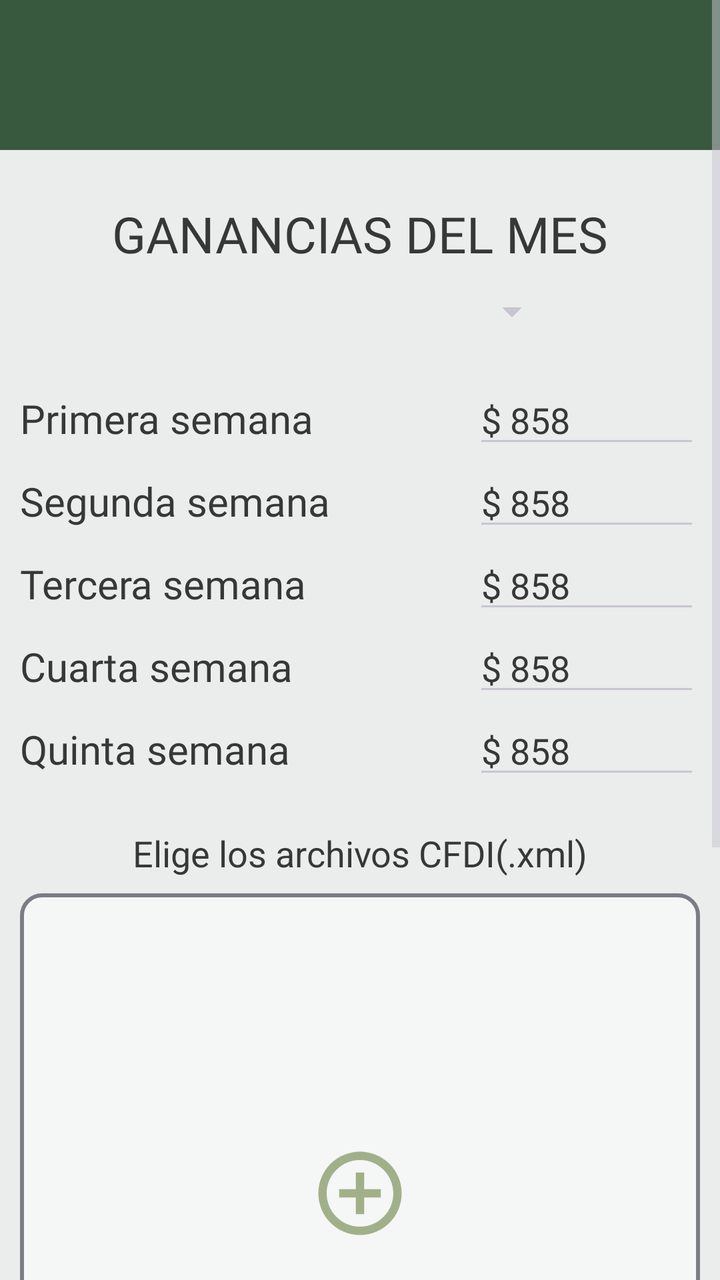
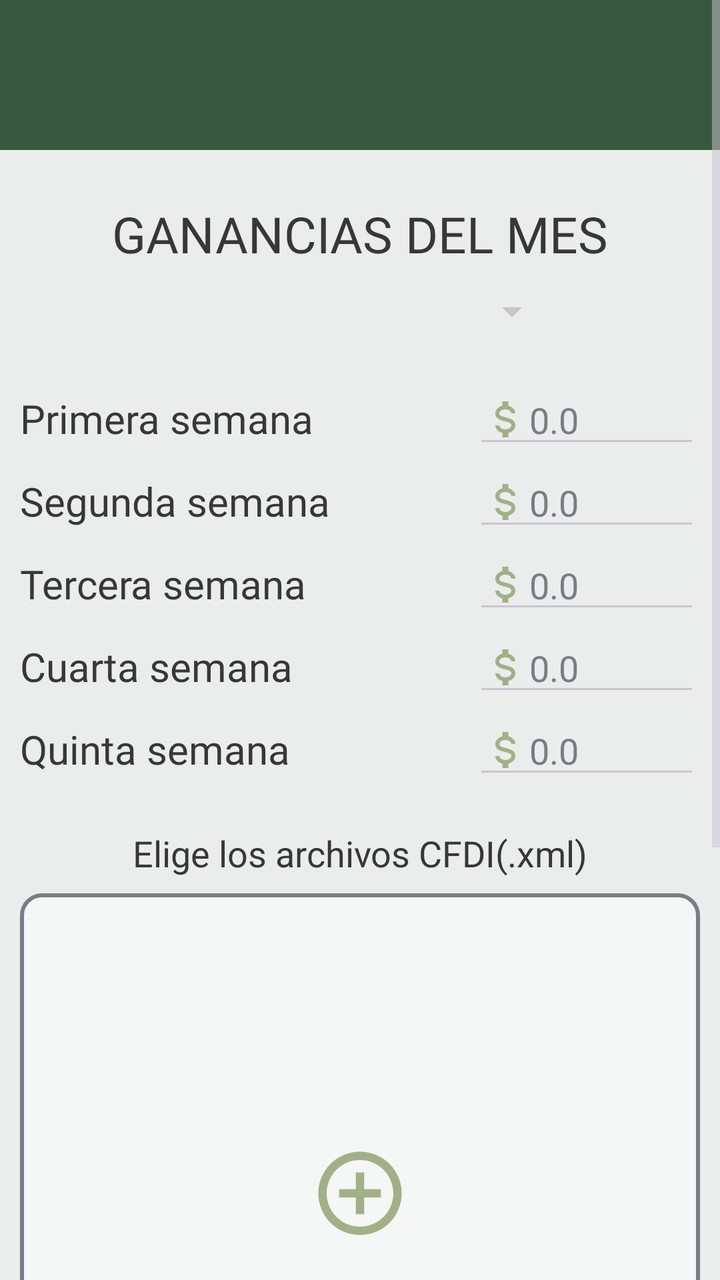

Two renders of the same Android screen: before a commit and after it. Below are the layout's source before the change and the commit's diff.
<!-- AndroidManifest.xml: application theme Theme.DeclarApp -->
<!-- res/layout/activity_calculate.xml -->
<?xml version="1.0" encoding="utf-8"?>
<ScrollView xmlns:android="http://schemas.android.com/apk/res/android"
    xmlns:app="http://schemas.android.com/apk/res-auto"
    xmlns:tools="http://schemas.android.com/tools"
    style="@style/menu_bg"
    tools:context=".CalculateActivity">
    <androidx.constraintlayout.widget.ConstraintLayout
        android:id="@+id/main"
        android:layout_width="match_parent"
        android:layout_height="match_parent">
        <androidx.appcompat.widget.Toolbar
            android:id="@+id/toolbar_calculate"
            android:layout_width="match_parent"
            android:layout_height="75dp"
            style="@style/toolbar_bg"
            app:layout_constraintTop_toTopOf="parent"
            app:layout_constraintEnd_toEndOf="parent"
            app:layout_constraintStart_toStartOf="parent"/>
        <androidx.constraintlayout.widget.ConstraintLayout
            android:layout_width="match_parent"
            android:layout_height="match_parent"
            android:paddingHorizontal="10dp"
            app:layout_constraintLeft_toLeftOf="parent"
            app:layout_constraintRight_toRightOf="parent"
            app:layout_constraintBottom_toBottomOf="parent"
            app:layout_constraintTop_toTopOf="parent">
            <TextView
                android:id="@+id/calculate_activity_title"
                android:layout_width="wrap_content"
                android:layout_height="wrap_content"
                android:text="@string/calculate_activity_title"
                style="@style/text_title"
                android:layout_marginTop="100dp"
                app:layout_constraintLeft_toLeftOf="parent"
                app:layout_constraintRight_toRightOf="parent"
                app:layout_constraintBottom_toTopOf="@+id/calculate_activity_spinner_weekends"
                app:layout_constraintTop_toTopOf="parent"/>
            <Spinner
                android:id="@+id/calculate_activity_spinner_weekends"
                android:layout_width="200dp"
                android:layout_height="wrap_content"
                android:layout_marginBottom="20dp"
                android:textAlignment="center"
                android:layout_marginTop="10dp"
                app:layout_constraintLeft_toLeftOf="parent"
                app:layout_constraintRight_toRightOf="parent"
                app:layout_constraintTop_toBottomOf="@+id/calculate_activity_title"
                app:layout_constraintBottom_toTopOf="@+id/calculate_activity_ly_wekends"/>
            <LinearLayout
                android:id="@+id/calculate_activity_ly_wekends"
                android:orientation="vertical"
                android:layout_width="match_parent"
                android:layout_height="wrap_content"
                android:layout_marginBottom="10dp"
                app:layout_constraintLeft_toLeftOf="parent"
                app:layout_constraintRight_toRightOf="parent"
                app:layout_constraintTop_toBottomOf="@+id/calculate_activity_spinner_weekends"
                app:layout_constraintBottom_toTopOf="@+id/calculate_activity_textarea_tile">
                    <LinearLayout
                        android:id="@+id/calculate_activity_ly_first_week"
                        android:orientation="horizontal"
                        android:layout_width="match_parent"
                        android:layout_height="wrap_content">
                            <TextView
                                android:id="@+id/calculate_activity_tv_first_week"
                                android:layout_width="100dp"
                                android:layout_height="wrap_content"
                                android:text="@string/calculate_activity_first_week"
                                style="@style/text_style"
                                android:textSize="20sp"
                                android:layout_weight="2"/>
                            <EditText
                                android:id="@+id/calculate_activity_et_first_week"
                                android:layout_width="50dp"
                                android:layout_height="wrap_content"
                                android:text="$ 858"
                                style="@style/text_style"
                                android:layout_weight="1"/>
                    </LinearLayout>
                    <LinearLayout
                        android:id="@+id/calculate_activity_ly_second_week"
                        android:orientation="horizontal"
                        android:layout_width="match_parent"
                        android:layout_height="wrap_content">
                            <TextView
                                android:id="@+id/calculate_activity_tv_second_week"
                                android:layout_width="100dp"
                                android:layout_height="wrap_content"
                                android:text="@string/calculate_activity_second_week"
                                style="@style/text_style"
                                android:textSize="20sp"
                                android:layout_weight="2"/>
                            <EditText
                                android:id="@+id/calculate_activity_et_second_week"
                                android:layout_width="50dp"
                                android:layout_height="wrap_content"
                                android:text="$ 858"
                                style="@style/text_style"
                                android:layout_weight="1"/>
                    </LinearLayout>
                    <LinearLayout
                        android:id="@+id/calculate_activity_ly_third_week"
                        android:orientation="horizontal"
                        android:layout_width="match_parent"
                        android:layout_height="wrap_content">
                            <TextView
                                android:id="@+id/calculate_activity_tv_third_week"
                                android:layout_width="100dp"
                                android:layout_height="wrap_content"
                                android:text="@string/calculate_activity_third_week"
                                style="@style/text_style"
                                android:textSize="20sp"
                                android:layout_weight="2"/>
                            <EditText
                                android:id="@+id/calculate_activity_et_third_week"
                                android:layout_width="50dp"
                                android:layout_height="wrap_content"
                                android:text="$ 858"
                                style="@style/text_style"
                                android:layout_weight="1"/>
                    </LinearLayout>
                    <LinearLayout
                        android:id="@+id/calculate_activity_ly_fourth_week"
                        android:orientation="horizontal"
                        android:layout_width="match_parent"
                        android:layout_height="wrap_content">
                        <TextView
                                android:id="@+id/calculate_activity_tv_fourth_week"
                                android:layout_width="100dp"
                                android:layout_height="wrap_content"
                                android:text="@string/calculate_activity_fourth_week"
                                style="@style/text_style"
                                android:textSize="20sp"
                                android:layout_weight="2"/>
                        <EditText
                                android:id="@+id/calculate_activity_et_fourth_week"
                                android:layout_width="50dp"
                                android:layout_height="wrap_content"
                                android:text="$ 858"
                                style="@style/text_style"
                                android:layout_weight="1"/>
                    </LinearLayout>
                    <LinearLayout
                        android:id="@+id/calculate_activity_ly_fifth_week"
                        android:orientation="horizontal"
                        android:layout_width="match_parent"
                        android:layout_height="wrap_content">
                        <TextView
                            android:id="@+id/calculate_activity_tv_fifth_week"
                            android:layout_width="100dp"
                            android:layout_height="wrap_content"
                            android:text="@string/calculate_activity_fifth_week"
                            style="@style/text_style"
                            android:textSize="20sp"
                            android:layout_weight="2"/>
                        <EditText
                            android:id="@+id/calculate_activity_et_fifth_week"
                            android:layout_width="50dp"
                            android:layout_height="wrap_content"
                            android:text="$ 858"
                            style="@style/text_style"
                            android:layout_weight="1"/>
                    </LinearLayout>

            </LinearLayout>
            <TextView
                android:id="@+id/calculate_activity_textarea_tile"
                android:layout_width="match_parent"
                android:layout_height="wrap_content"
                android:text="@string/calculate_activity_upload_file_title"
                style="@style/upload_title"
                android:layout_marginTop="10dp"
                app:layout_constraintLeft_toLeftOf="parent"
                app:layout_constraintRight_toRightOf="parent"
                app:layout_constraintTop_toBottomOf="@+id/calculate_activity_ly_wekends"
                app:layout_constraintBottom_toTopOf="@+id/calculate_activity_rl_upload_file"/>

            <RelativeLayout
                android:id="@+id/calculate_activity_rl_upload_file"
                android:layout_width="match_parent"
                android:layout_height="wrap_content"
                android:gravity="center"
                android:layout_marginTop="8dp"
                app:layout_constraintLeft_toLeftOf="parent"
                app:layout_constraintRight_toRightOf="parent"
                app:layout_constraintTop_toBottomOf="@+id/calculate_activity_textarea_tile">

                <View
                    android:id="@+id/calculate_activity_view_textarea"
                    android:layout_width="match_parent"
                    android:layout_height="300dp"
                    android:background="@drawable/textarea_bg" />

                <ImageView
                    android:id="@+id/calculate_activity_iv_upload_file"
                    android:layout_width="50dp"
                    android:layout_height="50dp"
                    android:src="@drawable/plus_circle_outline"
                    android:layout_centerVertical="true"
                    android:layout_centerHorizontal="true"/>
            </RelativeLayout>

            <TextView
                android:id="@+id/calculate_activity_total_text"
                android:layout_width="match_parent"
                android:layout_height="wrap_content"
                android:text="@string/calculate_activity_total_text"
                style="@style/text_style"
                android:textSize="15sp"
                android:textAlignment="center"
                android:layout_marginTop="20dp"
                app:layout_constraintLeft_toLeftOf="parent"
                app:layout_constraintRight_toRightOf="parent"
                app:layout_constraintTop_toBottomOf="@+id/calculate_activity_rl_upload_file"/>
            <androidx.appcompat.widget.AppCompatButton
                android:id="@+id/calculate_activity_btn_calculate"
                android:layout_width="250dp"
                android:layout_height="60dp"
                style="@style/button_bg"
                android:text="@string/calculate_activity_btn_calculate_text"
                android:layout_marginTop="20dp"
                android:layout_marginBottom="100dp"
                app:layout_constraintLeft_toLeftOf="parent"
                app:layout_constraintRight_toRightOf="parent"
                app:layout_constraintTop_toBottomOf="@+id/calculate_activity_total_text"
                app:layout_constraintBottom_toBottomOf="parent"/>
        </androidx.constraintlayout.widget.ConstraintLayout>
    </androidx.constraintlayout.widget.ConstraintLayout>
</ScrollView>
<!-- resources referenced by this layout -->
<resources>
  <!-- drawable plus_circle_outline (drawable) -->
  <vector
      xmlns:android="http://schemas.android.com/apk/res/android"
      android:height="24dp"
      android:width="24dp"
      android:viewportWidth="24"
      android:viewportHeight="24"><path android:fillColor="@color/icon_color" android:pathData="M12,20C7.59,20 4,16.41 4,12C4,7.59 7.59,4 12,4C16.41,4 20,7.59 20,12C20,16.41 16.41,20 12,20M12,2A10,10 0 0,0 2,12A10,10 0 0,0 12,22A10,10 0 0,0 22,12A10,10 0 0,0 12,2M13,7H11V11H7V13H11V17H13V13H17V11H13V7Z" /></vector>
  <!-- drawable textarea_bg (drawable) -->
  <?xml version="1.0" encoding="utf-8"?>
  <shape xmlns:android="http://schemas.android.com/apk/res/android">
      <corners android:radius="10dp"/>
      <solid android:color="@color/textarea_color"/>
      <stroke android:color="@color/gray" android:width="2dp"/>
  </shape>
  <string name="calculate_activity_btn_calculate_text">Calcular</string>
  <string name="calculate_activity_fifth_week">Quinta semana</string>
  <string name="calculate_activity_first_week">Primera semana</string>
  <string name="calculate_activity_fourth_week">Cuarta semana</string>
  <string name="calculate_activity_second_week">Segunda semana</string>
  <string name="calculate_activity_third_week">Tercera semana</string>
  <string name="calculate_activity_title">GANANCIAS DEL MES</string>
  <string name="calculate_activity_total_text">Total efectivo:</string>
  <string name="calculate_activity_upload_file_title">Elige los archivos CFDI(.xml)</string>
  <style name="button_bg">
          <item name="android:backgroundTint">@color/light_green</item>
      </style>
  <style name="menu_bg">
          <item name="android:background">@color/dark_white</item>
          <item name="android:layout_width">match_parent</item>
          <item name="android:layout_height">match_parent</item>
      </style>
  <style name="text_style" parent="text_font">
          <item name="android:textColor">@color/light_dark</item>
      </style>
  <style name="text_title" parent="text_font">
          <item name="android:textSize">25sp</item>
          <item name="android:textColor">@color/light_dark</item>
      </style>
  <style name="toolbar_bg">
          <item name="android:background">@color/dark_green</item>
      </style>
  <style name="upload_title">
          <item name="android:textSize">18sp</item>
          <item name="android:textColor">@color/light_dark</item>
          <item name="android:textAlignment">center</item>
      </style>
  <style name="Theme.DeclarApp" parent="Base.Theme.DeclarApp" />
  <color name="icon_color">@color/green</color>
  <color name="textarea_color">@color/light_white</color>
  <color name="gray">#ff797e85</color>
  <color name="light_green">#ff8fab42</color>
  <color name="dark_white">#ffeaedeb</color>
  <style name="text_font">
          <item name="android:fontFamily">@font/opensans_regular</item>
      </style>
  <color name="light_dark">#ff383738</color>
  <color name="dark_green">#ff39593f</color>
  <style name="Base.Theme.DeclarApp" parent="Theme.Material3.Dark.NoActionBar">
          
          
      </style>
  <color name="green">#ffa2b089</color>
  <color name="light_white">#fff4f7f5</color>
</resources>

<!-- the commit's change to res/layout/activity_calculate.xml (unified diff, before → after) -->
@@ -73,7 +73,11 @@
                                 android:id="@+id/calculate_activity_et_first_week"
                                 android:layout_width="50dp"
                                 android:layout_height="wrap_content"
-                                android:text="$ 858"
+                                android:hint="0.0"
+                                android:textColorHint="@color/gray"
+                                android:inputType="numberDecimal"
+                                android:maxLength="8"
+                                android:drawableLeft="@drawable/money_sing"
                                 style="@style/text_style"
                                 android:layout_weight="1"/>
                     </LinearLayout>
@@ -94,7 +98,11 @@
                                 android:id="@+id/calculate_activity_et_second_week"
                                 android:layout_width="50dp"
                                 android:layout_height="wrap_content"
-                                android:text="$ 858"
+                                android:hint="0.0"
+                                android:textColorHint="@color/gray"
+                                android:inputType="numberDecimal"
+                                android:maxLength="8"
+                                android:drawableLeft="@drawable/money_sing"
                                 style="@style/text_style"
                                 android:layout_weight="1"/>
                     </LinearLayout>
@@ -115,7 +123,11 @@
                                 android:id="@+id/calculate_activity_et_third_week"
                                 android:layout_width="50dp"
                                 android:layout_height="wrap_content"
-                                android:text="$ 858"
+                                android:hint="0.0"
+                                android:textColorHint="@color/gray"
+                                android:inputType="numberDecimal"
+                                android:maxLength="8"
+                                android:drawableLeft="@drawable/money_sing"
                                 style="@style/text_style"
                                 android:layout_weight="1"/>
                     </LinearLayout>
@@ -136,7 +148,11 @@
                                 android:id="@+id/calculate_activity_et_fourth_week"
                                 android:layout_width="50dp"
                                 android:layout_height="wrap_content"
-                                android:text="$ 858"
+                                android:hint="0.0"
+                                android:textColorHint="@color/gray"
+                                android:inputType="numberDecimal"
+                                android:maxLength="8"
+                                android:drawableLeft="@drawable/money_sing"
                                 style="@style/text_style"
                                 android:layout_weight="1"/>
                     </LinearLayout>
@@ -157,7 +173,11 @@
                             android:id="@+id/calculate_activity_et_fifth_week"
                             android:layout_width="50dp"
                             android:layout_height="wrap_content"
-                            android:text="$ 858"
+                            android:hint="0.0"
+                            android:textColorHint="@color/gray"
+                            android:inputType="numberDecimal"
+                            android:maxLength="8"
+                            android:drawableLeft="@drawable/money_sing"
                             style="@style/text_style"
                             android:layout_weight="1"/>
                     </LinearLayout>
<!-- resource entries referenced after the edit -->
@@ -50,6 +50,14 @@
   <color name="icon_color">@color/green</color>
   <color name="textarea_color">@color/light_white</color>
   <color name="gray">#ff797e85</color>
+  <!-- drawable money_sing (drawable) -->
+  <vector
+      xmlns:android="http://schemas.android.com/apk/res/android"
+      android:height="24dp"
+      android:width="24dp"
+      android:viewportWidth="24"
+      android:viewportHeight="24">
+      <path android:fillColor="@color/icon_color" android:pathData="M7,15H9C9,16.08 10.37,17 12,17C13.63,17 15,16.08 15,15C15,13.9 13.96,13.5 11.76,12.97C9.64,12.44 7,11.78 7,9C7,7.21 8.47,5.69 10.5,5.18V3H13.5V5.18C15.53,5.69 17,7.21 17,9H15C15,7.92 13.63,7 12,7C10.37,7 9,7.92 9,9C9,10.1 10.04,10.5 12.24,11.03C14.36,11.56 17,12.22 17,15C17,16.79 15.53,18.31 13.5,18.82V21H10.5V18.82C8.47,18.31 7,16.79 7,15Z" /></vector>
   <color name="light_green">#ff8fab42</color>
   <color name="dark_white">#ffeaedeb</color>
   <style name="text_font">
